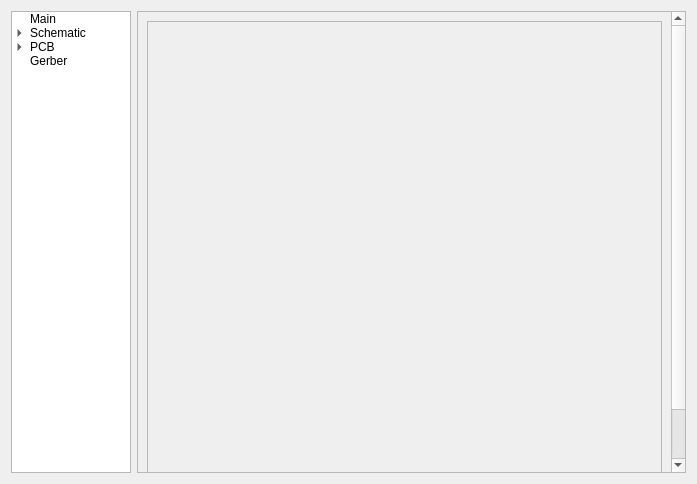
xgvargas/xeda, file xeda/ui/xsettings.ui: the form before one commit.
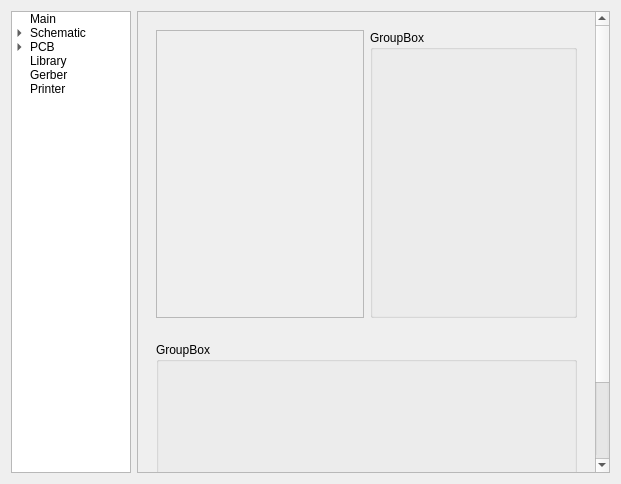
The form after the commit.

Patch:
```diff
--- a/xeda/ui/xsettings.ui
+++ b/xeda/ui/xsettings.ui
@@ -9,7 +9,7 @@
    <rect>
     <x>0</x>
     <y>0</y>
-    <width>697</width>
+    <width>621</width>
     <height>484</height>
    </rect>
   </property>
@@ -73,11 +73,21 @@
        </property>
       </item>
      </item>
+     <item>
+      <property name="text">
+       <string>Library</string>
+      </property>
+     </item>
      <item>
       <property name="text">
        <string>Gerber</string>
       </property>
      </item>
+     <item>
+      <property name="text">
+       <string>Printer</string>
+      </property>
+     </item>
     </widget>
    </item>
    <item>
@@ -90,17 +100,26 @@
        <rect>
         <x>0</x>
         <y>0</y>
-        <width>534</width>
-        <height>518</height>
+        <width>458</width>
+        <height>558</height>
        </rect>
       </property>
+      <layout class="QVBoxLayout" name="verticalLayout">
+       <item>
+        <widget class="QWidget" name="widget" native="true">
       <layout class="QHBoxLayout" name="horizontalLayout_2">
        <item>
         <widget class="QFrame" name="frame">
+            <property name="sizePolicy">
+             <sizepolicy hsizetype="Preferred" vsizetype="Maximum">
+              <horstretch>0</horstretch>
+              <verstretch>0</verstretch>
+             </sizepolicy>
+            </property>
          <property name="minimumSize">
           <size>
            <width>0</width>
-           <height>500</height>
+              <height>288</height>
           </size>
          </property>
          <property name="frameShape">
@@ -109,6 +128,41 @@
          <property name="frameShadow">
           <enum>QFrame::Raised</enum>
          </property>
+           </widget>
+          </item>
+          <item>
+           <widget class="QGroupBox" name="groupBox">
+            <property name="title">
+             <string>GroupBox</string>
+            </property>
+           </widget>
+          </item>
+         </layout>
+        </widget>
+       </item>
+       <item>
+        <widget class="QWidget" name="widget_2" native="true">
+         <layout class="QHBoxLayout" name="horizontalLayout_3">
+          <item>
+           <widget class="QGroupBox" name="groupBox_2">
+            <property name="sizePolicy">
+             <sizepolicy hsizetype="Preferred" vsizetype="Maximum">
+              <horstretch>0</horstretch>
+              <verstretch>0</verstretch>
+             </sizepolicy>
+            </property>
+            <property name="minimumSize">
+             <size>
+              <width>0</width>
+              <height>210</height>
+             </size>
+            </property>
+            <property name="title">
+             <string>GroupBox</string>
+            </property>
+           </widget>
+          </item>
+         </layout>
         </widget>
        </item>
       </layout>
```
Lines whose indentation alone changed are shown as unchanged.
